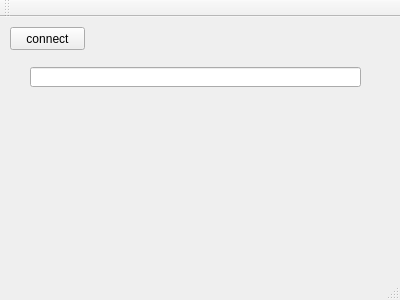
Before: the Qt Designer form SerialPortCommunicationQt/SerialPortCommunication/SRS/LockInAmplifier/Final_Lock-In-Amplifier/mainwindow.ui in vicvict/Lock-In-Amplifier, drawn with Qt 5.
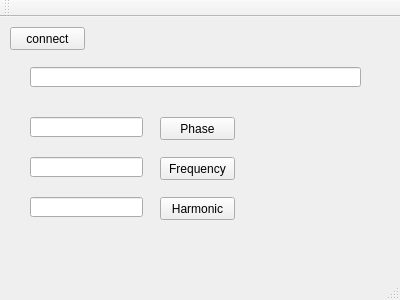
After: the same form once the commit is applied.

Commit message: we can change phase sometimes

Diff of the .ui file:
```diff
--- a/SerialPortCommunicationQt/SerialPortCommunication/SRS/LockInAmplifier/Final_Lock-In-Amplifier/mainwindow.ui
+++ b/SerialPortCommunicationQt/SerialPortCommunication/SRS/LockInAmplifier/Final_Lock-In-Amplifier/mainwindow.ui
@@ -37,6 +37,75 @@
      </rect>
     </property>
    </widget>
+   <widget class="QLineEdit" name="lineEditPhase">
+    <property name="geometry">
+     <rect>
+      <x>30</x>
+      <y>100</y>
+      <width>113</width>
+      <height>20</height>
+     </rect>
+    </property>
+   </widget>
+   <widget class="QLineEdit" name="lineEditFrequency">
+    <property name="geometry">
+     <rect>
+      <x>30</x>
+      <y>140</y>
+      <width>113</width>
+      <height>20</height>
+     </rect>
+    </property>
+   </widget>
+   <widget class="QLineEdit" name="lineEditHarmonic">
+    <property name="geometry">
+     <rect>
+      <x>30</x>
+      <y>180</y>
+      <width>113</width>
+      <height>20</height>
+     </rect>
+    </property>
+   </widget>
+   <widget class="QPushButton" name="pushButtonPhase">
+    <property name="geometry">
+     <rect>
+      <x>160</x>
+      <y>100</y>
+      <width>75</width>
+      <height>23</height>
+     </rect>
+    </property>
+    <property name="text">
+     <string>Phase</string>
+    </property>
+   </widget>
+   <widget class="QPushButton" name="pushButtonFrequency">
+    <property name="geometry">
+     <rect>
+      <x>160</x>
+      <y>140</y>
+      <width>75</width>
+      <height>23</height>
+     </rect>
+    </property>
+    <property name="text">
+     <string>Frequency</string>
+    </property>
+   </widget>
+   <widget class="QPushButton" name="pushButtonHarmonic">
+    <property name="geometry">
+     <rect>
+      <x>160</x>
+      <y>180</y>
+      <width>75</width>
+      <height>23</height>
+     </rect>
+    </property>
+    <property name="text">
+     <string>Harmonic</string>
+    </property>
+   </widget>
   </widget>
   <widget class="QMenuBar" name="menuBar">
    <property name="geometry">
```
The commit also changes 4 other files.
